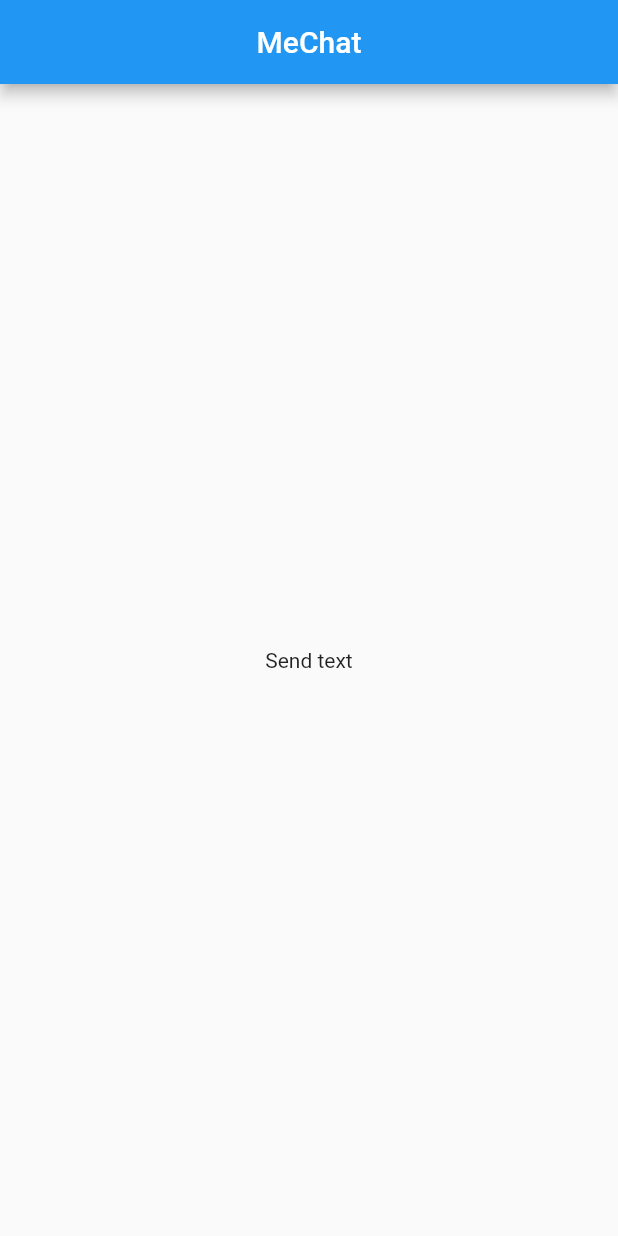
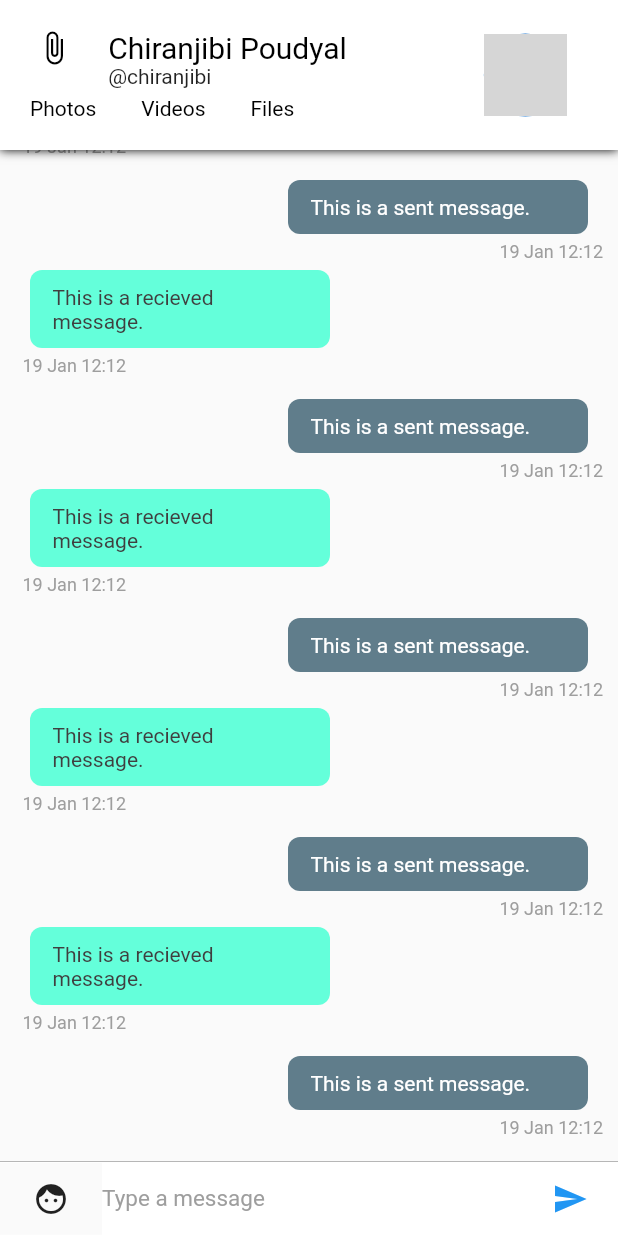
Before and after one commit to chiranz/mechat, a Flutter app: the screen it shows after launch, on a phone screen of 412 x 824 dp. Run offline on Flutter 3.47's test engine with Material 2 defaults, Android fonts, the phone set to English and light mode, and no system bars; network calls fail; grey boxes are pictures that could not be loaded.

Commit message:
Initial Chat Screen

```diff
--- /dev/null
+++ b/lib/config/Palette.dart
@@ -0,0 +1,15 @@
+import 'package:flutter/material.dart';
+
+// Color palette for the app
+class Palette {
+  static Color primaryColor = Colors.blue;
+  static Color secondaryColor = Colors.black;
+  static Color primaryTextColor = Colors.black;
+  static Color secondaryTextColor = Colors.black87;
+  static Color primaryBackgroundColor = Colors.white;
+  static Color selfMessageBackgroundColor = Colors.blueGrey;
+  static Color otherMessageBackgroundColor = Colors.tealAccent;
+  static Color selfMessageColor = Colors.white;
+  static Color otherMessageColor = Color(0xff3f3f3f);
+  static Color greyColor = Colors.grey;
+}
--- a/lib/main.dart
+++ b/lib/main.dart
@@ -1,4 +1,5 @@
 import 'package:flutter/material.dart';
+import 'package:mechat/pages/ConversationPage.dart';
 
 void main() {
   runApp(MyApp());
@@ -8,6 +9,7 @@ class MyApp extends StatelessWidget {
   @override
   Widget build(BuildContext context) {
     return MaterialApp(
+      debugShowCheckedModeBanner: false,
       title: 'MeChat',
       theme: ThemeData(
         primarySwatch: Colors.blue,
@@ -30,16 +32,6 @@ class MyHomePage extends StatefulWidget {
 class _MyHomePageState extends State<MyHomePage> {
   @override
   Widget build(BuildContext context) {
-    return Scaffold(
-      appBar: AppBar(
-        title: Text(widget.title),
-        centerTitle: true,
-      ),
-      body: Center(
-        child: Text(
-          'Send text',
-        ),
-      ),
-    );
+    return ConversationPage();
   }
 }
--- /dev/null
+++ b/lib/pages/ConversationPage.dart
@@ -0,0 +1,32 @@
+import 'package:flutter/material.dart';
+import 'package:mechat/widgets/ChatAppBar.dart';
+import 'package:mechat/widgets/ChatListWidget.dart';
+import 'package:mechat/widgets/InputWidget.dart';
+
+class ConversationPage extends StatefulWidget {
+  const ConversationPage({Key key}) : super(key: key);
+
+  @override
+  _ConversationPageState createState() => _ConversationPageState();
+}
+
+class _ConversationPageState extends State<ConversationPage> {
+  @override
+  Widget build(BuildContext context) {
+    return SafeArea(
+      child: Scaffold(
+        appBar: ChatAppBar(),
+        body: Stack(
+          children: [
+            Column(
+              children: [
+                ChatListWidget(),
+                InputWidget(),
+              ],
+            )
+          ],
+        ),
+      ),
+    );
+  }
+}
--- /dev/null
+++ b/lib/pages/ConversationPageList.dart
@@ -0,0 +1,22 @@
+import 'package:flutter/material.dart';
+import 'package:mechat/pages/ConversationPage.dart';
+
+class ConversationPageList extends StatefulWidget {
+  const ConversationPageList({Key key}) : super(key: key);
+
+  @override
+  _ConversationPageListState createState() => _ConversationPageListState();
+}
+
+class _ConversationPageListState extends State<ConversationPageList> {
+  @override
+  Widget build(BuildContext context) {
+    return PageView(
+      children: [
+        ConversationPage(),
+        ConversationPage(),
+        ConversationPage(),
+      ],
+    );
+  }
+}
--- /dev/null
+++ b/lib/widgets/ChatAppBar.dart
@@ -0,0 +1,117 @@
+import 'package:flutter/material.dart';
+import 'package:mechat/config/Palette.dart';
+
+class ChatAppBar extends StatelessWidget implements PreferredSizeWidget {
+  final double height = 100;
+  const ChatAppBar({Key key}) : super(key: key);
+
+  @override
+  Widget build(BuildContext context) {
+    var textHeading = TextStyle(color: Palette.primaryTextColor, fontSize: 20);
+    var textStyle = TextStyle(
+      color: Palette.secondaryColor,
+    );
+    double width = MediaQuery.of(context).size.width;
+
+    return Material(
+      child: Container(
+        decoration: BoxDecoration(boxShadow: [
+          BoxShadow(color: Colors.black, blurRadius: 5.0),
+        ]),
+        child: Container(
+          color: Palette.primaryBackgroundColor,
+          child: Row(
+            children: [
+              Expanded(
+                flex: 7,
+                child: Center(
+                  child: Column(
+                    mainAxisSize: MainAxisSize.min,
+                    children: [
+                      Container(
+                        child: Row(
+                          crossAxisAlignment: CrossAxisAlignment.start,
+                          children: [
+                            Expanded(
+                              flex: 2,
+                              child: Center(
+                                child: Icon(
+                                  Icons.attach_file,
+                                  color: Palette.secondaryColor,
+                                ),
+                              ),
+                            ),
+                            Expanded(
+                              flex: 6,
+                              child: Container(
+                                child: Column(
+                                  mainAxisAlignment: MainAxisAlignment.center,
+                                  crossAxisAlignment: CrossAxisAlignment.start,
+                                  mainAxisSize: MainAxisSize.min,
+                                  children: [
+                                    Text(
+                                      "Chiranjibi Poudyal",
+                                      style: textHeading,
+                                    ),
+                                    Text("@chiranjibi")
+                                  ],
+                                ),
+                              ),
+                            )
+                          ],
+                        ),
+                      ),
+                      Container(
+                        padding: EdgeInsets.fromLTRB(20, 5, 5, 0),
+                        child: Row(
+                          children: [
+                            Text(
+                              "Photos",
+                              style: textStyle,
+                            ),
+                            VerticalDivider(
+                              width: 30,
+                              color: Palette.primaryTextColor,
+                            ),
+                            Text(
+                              "Videos",
+                              style: textStyle,
+                            ),
+                            VerticalDivider(
+                              width: 30,
+                              color: Palette.primaryTextColor,
+                            ),
+                            Text(
+                              "Files",
+                              style: textStyle,
+                            ),
+                          ],
+                        ),
+                      )
+                    ],
+                  ),
+                ),
+              ),
+              // This is a display picture.
+              Expanded(
+                flex: 3,
+                child: Container(
+                  child: Center(
+                    child: CircleAvatar(
+                      radius: (80 - width * 0.06) / 2,
+                      backgroundImage: Image.network("""
+https://avatars1.githubusercontent.com/u/27726562?s=400&u=f044cb39f827ad6160a40bcd8de3dfd6e29d2ce0&v=4h""")
+                          .image,
+                    ),
+                  ),
+                ),
+              )
+            ],
+          ),
+        ),
+      ),
+    );
+  }
+
+  Size get preferredSize => Size.fromHeight(height);
+}
--- /dev/null
+++ b/lib/widgets/ChatItemWidget.dart
@@ -0,0 +1,94 @@
+import 'package:flutter/material.dart';
+import 'package:intl/intl.dart';
+import 'package:mechat/config/Palette.dart';
+
+class ChatItemWidget extends StatelessWidget {
+  final int index;
+  const ChatItemWidget({Key key, this.index}) : super(key: key);
+
+  @override
+  Widget build(BuildContext context) {
+    // TODO: Implement Build.
+    if (index % 2 == 0) {
+      return Container(
+        child: Column(
+          children: [
+            Row(
+              mainAxisAlignment: MainAxisAlignment.end,
+              children: [
+                Container(
+                  child: Text(
+                    "This is a sent message.",
+                    style: TextStyle(color: Palette.selfMessageColor),
+                  ),
+                  padding: EdgeInsets.fromLTRB(15, 10, 15, 10),
+                  width: 200,
+                  decoration: BoxDecoration(
+                      color: Palette.selfMessageBackgroundColor,
+                      borderRadius: BorderRadius.circular(8)),
+                  margin: EdgeInsets.only(right: 10),
+                ),
+              ],
+            ),
+            Row(
+              mainAxisAlignment: MainAxisAlignment.end,
+              children: [
+                Container(
+                  child: Text(
+                    DateFormat('dd MMM kk:mm').format(
+                        DateTime.fromMicrosecondsSinceEpoch(1599128227308)),
+                    style: TextStyle(
+                        color: Palette.greyColor,
+                        fontSize: 12,
+                        fontStyle: FontStyle.normal),
+                  ),
+                  margin: EdgeInsets.only(left: 5.0, top: 5.0, bottom: 5.0),
+                )
+              ],
+            )
+          ],
+        ),
+      );
+    }
+    return Container(
+      child: Column(
+        children: [
+          Row(
+            mainAxisAlignment: MainAxisAlignment.start,
+            children: [
+              Container(
+                child: Text(
+                  "This is a recieved message.",
+                  style: TextStyle(color: Palette.otherMessageColor),
+                ),
+                padding: EdgeInsets.fromLTRB(15, 10, 15, 10),
+                width: 200,
+                decoration: BoxDecoration(
+                    color: Palette.otherMessageBackgroundColor,
+                    borderRadius: BorderRadius.circular(8)),
+                margin: EdgeInsets.only(left: 10),
+              ),
+            ],
+          ),
+          Row(
+            mainAxisAlignment: MainAxisAlignment.start,
+            children: [
+              Container(
+                child: Text(
+                  DateFormat('dd MMM kk:mm').format(
+                      DateTime.fromMicrosecondsSinceEpoch(1599128227308)),
+                  style: TextStyle(
+                      color: Palette.greyColor,
+                      fontSize: 12,
+                      fontStyle: FontStyle.normal),
+                ),
+                margin: EdgeInsets.only(left: 5.0, top: 5.0, bottom: 5.0),
+              )
+            ],
+          )
+        ],
+      ),
+      margin: EdgeInsets.only(bottom: 10),
+    );
+  }
+}
--- /dev/null
+++ b/lib/widgets/ChatListWidget.dart
@@ -0,0 +1,23 @@
+import 'package:flutter/material.dart';
+import 'package:mechat/widgets/ChatItemWidget.dart';
+
+class ChatListWidget extends StatelessWidget {
+  final ScrollController listScrollController = ScrollController();
+  ChatListWidget({Key key}) : super(key: key);
+
+  @override
+  Widget build(BuildContext context) {
+    // TODO: implement Build
+    return Flexible(
+      child: ListView.builder(
+        padding: EdgeInsets.all(10.0),
+        itemBuilder: (context, index) => ChatItemWidget(
+          index: index,
+        ),
+        itemCount: 20,
+        reverse: true,
+        controller: listScrollController,
+      ),
+    );
+  }
+}
--- /dev/null
+++ b/lib/widgets/InputWidget.dart
@@ -0,0 +1,53 @@
+import 'package:flutter/material.dart';
+import 'package:mechat/config/Palette.dart';
+
+class InputWidget extends StatelessWidget {
+  final TextEditingController textEditingController = TextEditingController();
+  InputWidget({Key key}) : super(key: key);
+
+  @override
+  Widget build(BuildContext context) {
+    return Container(
+      child: Row(
+        children: [
+          Material(
+            child: Container(
+              margin: EdgeInsets.symmetric(horizontal: 10.0),
+              child: IconButton(
+                icon: Icon(Icons.face),
+                onPressed: () {},
+              ),
+            ),
+          ),
+          Flexible(
+            child: Container(
+              child: TextField(
+                  style: TextStyle(
+                      color: Palette.primaryTextColor, fontSize: 15.0),
+                  controller: textEditingController,
+                  decoration: InputDecoration.collapsed(
+                      hintText: "Type a message",
+                      hintStyle: TextStyle(color: Palette.greyColor))),
+            ),
+          ),
+          Material(
+            child: Container(
+              margin: EdgeInsets.symmetric(horizontal: 8.0),
+              child: IconButton(
+                icon: Icon(Icons.send),
+                onPressed: () {},
+                color: Palette.primaryColor,
+              ),
+            ),
+            color: Colors.white,
+          )
+        ],
+      ),
+      width: double.infinity,
+      height: 50,
+      decoration: BoxDecoration(
+          border: Border(top: BorderSide(color: Palette.greyColor, width: 0.5)),
+          color: Colors.white),
+    );
+  }
+}
```
Also changed, not shown: pubspec.yaml (+1 -6 lines), lib/config/Assets.dart (added), pubspec.lock.
